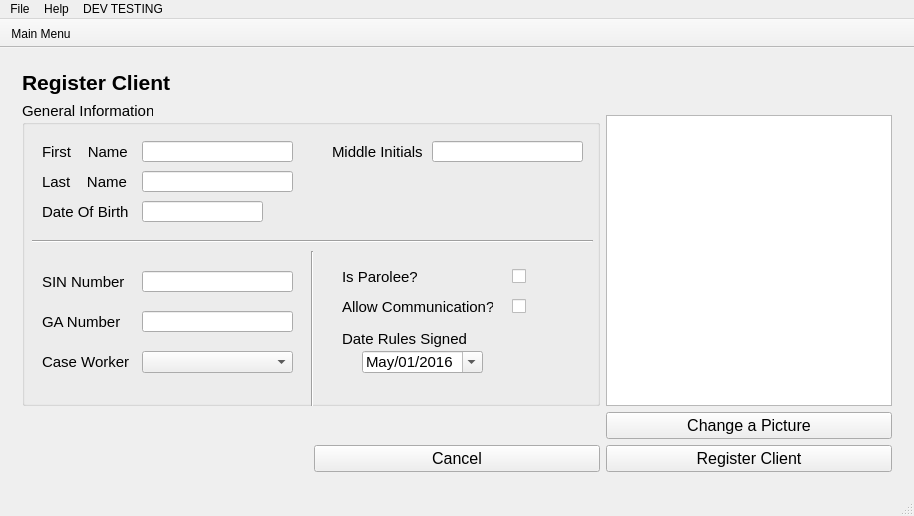
Arc-Project/Arc, file ArcApp/mainwindow.ui: the form before one commit.
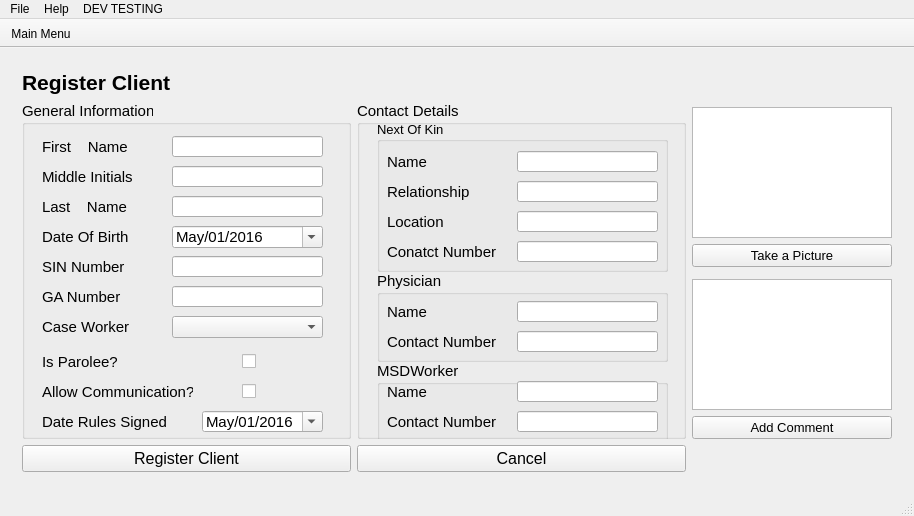
The form after the commit.

Commit message: add take a picture function

Patch:
```diff
--- a/ArcApp/mainwindow.ui
+++ b/ArcApp/mainwindow.ui
@@ -686,47 +686,33 @@
       </widget>
       <widget class="QWidget" name="registerClient">
        <layout class="QGridLayout" name="gridLayout_14">
-        <item row="4" column="2">
-         <widget class="QPushButton" name="button_takepicutre">
+        <item row="5" column="2">
+         <widget class="QPlainTextEdit" name="plainTextEdit">
           <property name="sizePolicy">
            <sizepolicy hsizetype="Preferred" vsizetype="Preferred">
             <horstretch>0</horstretch>
             <verstretch>0</verstretch>
            </sizepolicy>
           </property>
-          <property name="font">
-           <font>
-            <pointsize>12</pointsize>
-           </font>
-          </property>
-          <property name="text">
-           <string>Change a Picture</string>
-          </property>
-         </widget>
-        </item>
-        <item row="1" column="2">
-         <spacer name="horizontalSpacer_2">
-          <property name="orientation">
-           <enum>Qt::Vertical</enum>
-          </property>
-          <property name="sizeType">
-           <enum>QSizePolicy::Preferred</enum>
-          </property>
-          <property name="sizeHint" stdset="0">
+          <property name="maximumSize">
            <size>
-            <width>20</width>
-            <height>2</height>
+            <width>200</width>
+            <height>16777215</height>
            </size>
           </property>
-         </spacer>
+         </widget>
         </item>
-        <item row="0" column="0" colspan="3">
-         <widget class="QLabel" name="label_19">
+        <item row="7" column="0">
+         <widget class="QPushButton" name="button_register_client">
+          <property name="sizePolicy">
+           <sizepolicy hsizetype="Preferred" vsizetype="Preferred">
+            <horstretch>0</horstretch>
+            <verstretch>0</verstretch>
+           </sizepolicy>
+          </property>
           <property name="font">
            <font>
-            <pointsize>16</pointsize>
-            <weight>75</weight>
-            <bold>true</bold>
+            <pointsize>12</pointsize>
            </font>
           </property>
           <property name="text">
@@ -734,20 +720,7 @@
           </property>
          </widget>
         </item>
-        <item row="3" column="2">
-         <widget class="QGraphicsView" name="graphicsView">
-          <property name="enabled">
-           <bool>true</bool>
-          </property>
-          <property name="sizePolicy">
-           <sizepolicy hsizetype="Preferred" vsizetype="Expanding">
-            <horstretch>0</horstretch>
-            <verstretch>0</verstretch>
-           </sizepolicy>
-          </property>
-         </widget>
-        </item>
-        <item row="1" column="0" rowspan="3" colspan="2">
+        <item row="1" column="0" rowspan="6">
          <widget class="QGroupBox" name="groupBox_3">
           <property name="font">
            <font>
@@ -761,7 +734,7 @@
            <property name="geometry">
             <rect>
              <x>20</x>
-             <y>70</y>
+             <y>95</y>
              <width>101</width>
              <height>21</height>
             </rect>
@@ -775,21 +748,11 @@
             <string>Last    Name</string>
            </property>
           </widget>
-          <widget class="QLineEdit" name="lineEdit_cl_dob">
-           <property name="geometry">
-            <rect>
-             <x>120</x>
-             <y>100</y>
-             <width>121</width>
-             <height>21</height>
-            </rect>
-           </property>
-          </widget>
           <widget class="QLabel" name="label_cl_dob">
            <property name="geometry">
             <rect>
              <x>20</x>
-             <y>100</y>
+             <y>125</y>
              <width>101</width>
              <height>21</height>
             </rect>
@@ -807,7 +770,7 @@
            <property name="geometry">
             <rect>
              <x>20</x>
-             <y>40</y>
+             <y>35</y>
              <width>101</width>
              <height>21</height>
             </rect>
@@ -824,8 +787,8 @@
           <widget class="QLabel" name="label_cl_mName">
            <property name="geometry">
             <rect>
-             <x>310</x>
-             <y>40</y>
+             <x>20</x>
+             <y>65</y>
              <width>101</width>
              <height>21</height>
             </rect>
@@ -842,8 +805,8 @@
           <widget class="QLineEdit" name="lineEdit_cl_fName">
            <property name="geometry">
             <rect>
-             <x>120</x>
-             <y>40</y>
+             <x>150</x>
+             <y>35</y>
              <width>151</width>
              <height>21</height>
             </rect>
@@ -852,8 +815,8 @@
           <widget class="QLineEdit" name="lineEdit_cl_mName">
            <property name="geometry">
             <rect>
-             <x>410</x>
-             <y>40</y>
+             <x>150</x>
+             <y>65</y>
              <width>151</width>
              <height>21</height>
             </rect>
@@ -862,8 +825,8 @@
           <widget class="QLineEdit" name="lineEdit_cl_lName">
            <property name="geometry">
             <rect>
-             <x>120</x>
-             <y>70</y>
+             <x>150</x>
+             <y>95</y>
              <width>151</width>
              <height>21</height>
             </rect>
@@ -873,7 +836,7 @@
            <property name="geometry">
             <rect>
              <x>20</x>
-             <y>170</y>
+             <y>155</y>
              <width>91</width>
              <height>21</height>
             </rect>
@@ -885,8 +848,8 @@
           <widget class="QLineEdit" name="lineEdit_cl_SIN">
            <property name="geometry">
             <rect>
-             <x>120</x>
-             <y>170</y>
+             <x>150</x>
+             <y>155</y>
              <width>151</width>
              <height>21</height>
             </rect>
@@ -895,8 +858,8 @@
           <widget class="QLineEdit" name="lineEdit_cl_GANum">
            <property name="geometry">
             <rect>
-             <x>120</x>
-             <y>210</y>
+             <x>150</x>
+             <y>185</y>
              <width>151</width>
              <height>21</height>
             </rect>
@@ -909,7 +872,7 @@
            <property name="geometry">
             <rect>
              <x>20</x>
-             <y>210</y>
+             <y>185</y>
              <width>91</width>
              <height>21</height>
             </rect>
@@ -922,7 +885,7 @@
            <property name="geometry">
             <rect>
              <x>20</x>
-             <y>250</y>
+             <y>215</y>
              <width>91</width>
              <height>21</height>
             </rect>
@@ -934,31 +897,18 @@
           <widget class="QComboBox" name="comboBox_3">
            <property name="geometry">
             <rect>
-             <x>120</x>
-             <y>250</y>
+             <x>150</x>
+             <y>215</y>
              <width>151</width>
              <height>22</height>
             </rect>
            </property>
           </widget>
-          <widget class="Line" name="line">
-           <property name="geometry">
-            <rect>
-             <x>10</x>
-             <y>130</y>
-             <width>561</width>
-             <height>20</height>
-            </rect>
-           </property>
-           <property name="orientation">
-            <enum>Qt::Horizontal</enum>
-           </property>
-          </widget>
           <widget class="QLabel" name="label_cl_GANum_3">
            <property name="geometry">
             <rect>
-             <x>320</x>
-             <y>160</y>
+             <x>20</x>
+             <y>245</y>
              <width>141</width>
              <height>31</height>
             </rect>
@@ -970,9 +920,9 @@
           <widget class="QCheckBox" name="checkBox">
            <property name="geometry">
             <rect>
-             <x>490</x>
-             <y>160</y>
-             <width>70</width>
+             <x>220</x>
+             <y>245</y>
+             <width>21</width>
              <height>31</height>
             </rect>
            </property>
@@ -983,8 +933,8 @@
           <widget class="QLabel" name="label_cl_GANum_4">
            <property name="geometry">
             <rect>
-             <x>320</x>
-             <y>190</y>
+             <x>20</x>
+             <y>275</y>
              <width>151</width>
              <height>31</height>
             </rect>
@@ -996,9 +946,9 @@
           <widget class="QCheckBox" name="checkBox_2">
            <property name="geometry">
             <rect>
-             <x>490</x>
-             <y>190</y>
-             <width>70</width>
+             <x>220</x>
+             <y>275</y>
+             <width>41</width>
              <height>31</height>
             </rect>
            </property>
@@ -1006,26 +956,13 @@
             <string/>
            </property>
           </widget>
-          <widget class="Line" name="line_2">
-           <property name="geometry">
-            <rect>
-             <x>280</x>
-             <y>150</y>
-             <width>20</width>
-             <height>161</height>
-            </rect>
-           </property>
-           <property name="orientation">
-            <enum>Qt::Vertical</enum>
-           </property>
-          </widget>
           <widget class="QLabel" name="label_cl_ruleSign">
            <property name="geometry">
             <rect>
-             <x>320</x>
-             <y>230</y>
+             <x>20</x>
+             <y>305</y>
              <width>141</width>
-             <height>16</height>
+             <height>31</height>
             </rect>
            </property>
            <property name="text">
@@ -1035,9 +972,35 @@
           <widget class="QDateEdit" name="dateEdit">
            <property name="geometry">
             <rect>
-             <x>340</x>
-             <y>250</y>
+             <x>180</x>
+             <y>310</y>
              <width>121</width>
+             <height>21</height>
+            </rect>
+           </property>
+           <property name="focusPolicy">
+            <enum>Qt::ClickFocus</enum>
+           </property>
+           <property name="displayFormat">
+            <string>MMM/dd/yyyy</string>
+           </property>
+           <property name="calendarPopup">
+            <bool>true</bool>
+           </property>
+           <property name="date">
+            <date>
+             <year>2016</year>
+             <month>5</month>
+             <day>1</day>
+            </date>
+           </property>
+          </widget>
+          <widget class="QDateEdit" name="dateEdit_cl_dob">
+           <property name="geometry">
+            <rect>
+             <x>150</x>
+             <y>125</y>
+             <width>151</width>
              <height>22</height>
             </rect>
            </property>
@@ -1083,17 +1046,13 @@
           <zorder>dateEdit</zorder>
          </widget>
         </item>
-        <item row="5" column="2">
-         <widget class="QPushButton" name="button_register_client">
-          <property name="sizePolicy">
-           <sizepolicy hsizetype="Preferred" vsizetype="Preferred">
-            <horstretch>0</horstretch>
-            <verstretch>0</verstretch>
-           </sizepolicy>
-          </property>
+        <item row="0" column="0" colspan="3">
+         <widget class="QLabel" name="label_19">
           <property name="font">
            <font>
-            <pointsize>12</pointsize>
+            <pointsize>16</pointsize>
+            <weight>75</weight>
+            <bold>true</bold>
            </font>
           </property>
           <property name="text">
@@ -1101,7 +1060,7 @@
           </property>
          </widget>
         </item>
-        <item row="5" column="1">
+        <item row="7" column="1">
          <widget class="QPushButton" name="button_cancle_Register">
           <property name="sizePolicy">
            <sizepolicy hsizetype="Preferred" vsizetype="Preferred">
@@ -1119,6 +1078,329 @@
           </property>
          </widget>
         </item>
+        <item row="2" column="2">
+         <widget class="QGraphicsView" name="graphicsView_cl_pic">
+          <property name="enabled">
+           <bool>true</bool>
+          </property>
+          <property name="sizePolicy">
+           <sizepolicy hsizetype="Preferred" vsizetype="Preferred">
+            <horstretch>0</horstretch>
+            <verstretch>0</verstretch>
+           </sizepolicy>
+          </property>
+          <property name="maximumSize">
+           <size>
+            <width>200</width>
+            <height>16777215</height>
+           </size>
+          </property>
+         </widget>
+        </item>
+        <item row="1" column="1" rowspan="6">
+         <widget class="QGroupBox" name="groupBox_cl_contact">
+          <property name="font">
+           <font>
+            <pointsize>11</pointsize>
+           </font>
+          </property>
+          <property name="title">
+           <string>Contact Details</string>
+          </property>
+          <widget class="QGroupBox" name="groupBox_cl_nok">
+           <property name="geometry">
+            <rect>
+             <x>20</x>
+             <y>20</y>
+             <width>291</width>
+             <height>151</height>
+            </rect>
+           </property>
+           <property name="font">
+            <font>
+             <pointsize>10</pointsize>
+            </font>
+           </property>
+           <property name="title">
+            <string>Next Of Kin</string>
+           </property>
+           <widget class="QLabel" name="label_cl_nok_name">
+            <property name="geometry">
+             <rect>
+              <x>10</x>
+              <y>30</y>
+              <width>101</width>
+              <height>21</height>
+             </rect>
+            </property>
+            <property name="font">
+             <font>
+              <pointsize>11</pointsize>
+             </font>
+            </property>
+            <property name="text">
+             <string>Name</string>
+            </property>
+           </widget>
+           <widget class="QLineEdit" name="lineEdit_cl_nok_name">
+            <property name="geometry">
+             <rect>
+              <x>140</x>
+              <y>30</y>
+              <width>141</width>
+              <height>21</height>
+             </rect>
+            </property>
+           </widget>
+           <widget class="QLabel" name="label_cl_nok_relationship">
+            <property name="geometry">
+             <rect>
+              <x>10</x>
+              <y>60</y>
+              <width>101</width>
+              <height>21</height>
+             </rect>
+            </property>
+            <property name="font">
+             <font>
+              <pointsize>11</pointsize>
+             </font>
+            </property>
+            <property name="text">
+             <string>Relationship</string>
+            </property>
+           </widget>
+           <widget class="QLineEdit" name="lineEdit_cl_nok_relationship">
+            <property name="geometry">
+             <rect>
+              <x>140</x>
+              <y>60</y>
+              <width>141</width>
+              <height>21</height>
+             </rect>
+            </property>
+           </widget>
+           <widget class="QLabel" name="label_cl_nok_loc">
+            <property name="geometry">
+             <rect>
+              <x>10</x>
+              <y>90</y>
+              <width>101</width>
+              <height>21</height>
+             </rect>
+            </property>
+            <property name="font">
+             <font>
+              <pointsize>11</pointsize>
+             </font>
+            </property>
+            <property name="text">
+             <string>Location</string>
+            </property>
+           </widget>
+           <widget class="QLineEdit" name="lineEdit_cl_nok_loc">
+            <property name="geometry">
+             <rect>
+              <x>140</x>
+              <y>90</y>
+              <width>141</width>
+              <height>21</height>
+             </rect>
+            </property>
+           </widget>
+           <widget class="QLabel" name="label_cl_nok_num">
+            <property name="geometry">
+             <rect>
+              <x>10</x>
+              <y>120</y>
+              <width>111</width>
+              <height>21</height>
+             </rect>
+            </property>
+            <property name="font">
+             <font>
+              <pointsize>11</pointsize>
+             </font>
+            </property>
+            <property name="text">
+             <string>Conatct Number</string>
+            </property>
+           </widget>
+           <widget class="QLineEdit" name="lineEdit_cl_nok_num">
+            <property name="geometry">
+             <rect>
+              <x>140</x>
+              <y>120</y>
+              <width>141</width>
+              <height>21</height>
+             </rect>
+            </property>
+           </widget>
+          </widget>
+          <widget class="QGroupBox" name="groupBox_2">
+           <property name="geometry">
+            <rect>
+             <x>20</x>
+             <y>170</y>
+             <width>291</width>
+             <height>91</height>
+            </rect>
+           </property>
+           <property name="title">
+            <string>Physician</string>
+           </property>
+           <widget class="QLabel" name="label_cl_phys_name">
+            <property name="geometry">
+             <rect>
+              <x>10</x>
+              <y>30</y>
+              <width>101</width>
+              <height>21</height>
+             </rect>
+            </property>
+            <property name="font">
+             <font>
+              <pointsize>11</pointsize>
+             </font>
+            </property>
+            <property name="text">
+             <string>Name</string>
+            </property>
+           </widget>
+           <widget class="QLineEdit" name="lineEdit_cl_phys_name">
+            <property name="geometry">
+             <rect>
+              <x>140</x>
+              <y>30</y>
+              <width>141</width>
+              <height>21</height>
+             </rect>
+            </property>
+           </widget>
+           <widget class="QLabel" name="label_cl_phys_num">
+            <property name="geometry">
+             <rect>
+              <x>10</x>
+              <y>60</y>
+              <width>121</width>
+              <height>21</height>
+             </rect>
+            </property>
+            <property name="font">
+             <font>
+              <pointsize>11</pointsize>
+             </font>
+            </property>
+            <property name="text">
+             <string>Contact Number</string>
+            </property>
+           </widget>
+           <widget class="QLineEdit" name="lineEdit_cl_phys_num">
+            <property name="geometry">
+             <rect>
+              <x>140</x>
+              <y>60</y>
+              <width>141</width>
+              <height>21</height>
+             </rect>
+            </property>
+           </widget>
+          </widget>
+          <widget class="QGroupBox" name="groupBox_4">
+           <property name="geometry">
+            <rect>
+             <x>20</x>
+             <y>260</y>
+             <width>291</width>
+             <height>81</height>
+            </rect>
+           </property>
+           <property name="title">
+            <string>MSDWorker</string>
+           </property>
+           <widget class="QLineEdit" name="lineEdit_cl_phys_num_2">
+            <property name="geometry">
+             <rect>
+              <x>140</x>
+              <y>50</y>
+              <width>141</width>
+              <height>21</height>
+             </rect>
+            </property>
+           </widget>
+           <widget class="QLineEdit" name="lineEdit_cl_phys_name_2">
+            <property name="geometry">
+             <rect>
+              <x>140</x>
+              <y>20</y>
+              <width>141</width>
+              <height>21</height>
+             </rect>
+            </property>
+           </widget>
+           <widget class="QLabel" name="label_cl_phys_name_2">
+            <property name="geometry">
+             <rect>
+              <x>10</x>
+              <y>20</y>
+              <width>101</width>
+              <height>21</height>
+             </rect>
+            </property>
+            <property name="font">
+             <font>
+              <pointsize>11</pointsize>
+             </font>
+            </property>
+            <property name="text">
+             <string>Name</string>
+            </property>
+           </widget>
+           <widget class="QLabel" name="label_cl_phys_num_2">
+            <property name="geometry">
+             <rect>
+              <x>10</x>
+              <y>50</y>
+              <width>111</width>
+              <height>21</height>
+             </rect>
+            </property>
+            <property name="font">
+             <font>
+              <pointsize>11</pointsize>
+             </font>
+            </property>
+            <property name="text">
+             <string>Contact Number</string>
+            </property>
+           </widget>
+          </widget>
+         </widget>
+        </item>
+        <item row="3" column="2">
+         <widget class="QPushButton" name="button_cl_takePic">
+          <property name="font">
+           <font>
+            <pointsize>10</pointsize>
+           </font>
+          </property>
+          <property name="text">
+           <string>Take a Picture</string>
+          </property>
+         </widget>
+        </item>
+        <item row="6" column="2">
+         <widget class="QPushButton" name="button_cl_addCommt">
+          <property name="font">
+           <font>
+            <pointsize>10</pointsize>
+           </font>
+          </property>
+          <property name="text">
+           <string>Add Comment</string>
+          </property>
+         </widget>
+        </item>
        </layout>
       </widget>
      </widget>
```
Left out of the diff: 23 changed lines with no effect on the pictures. The commit also changes 6 other files.
